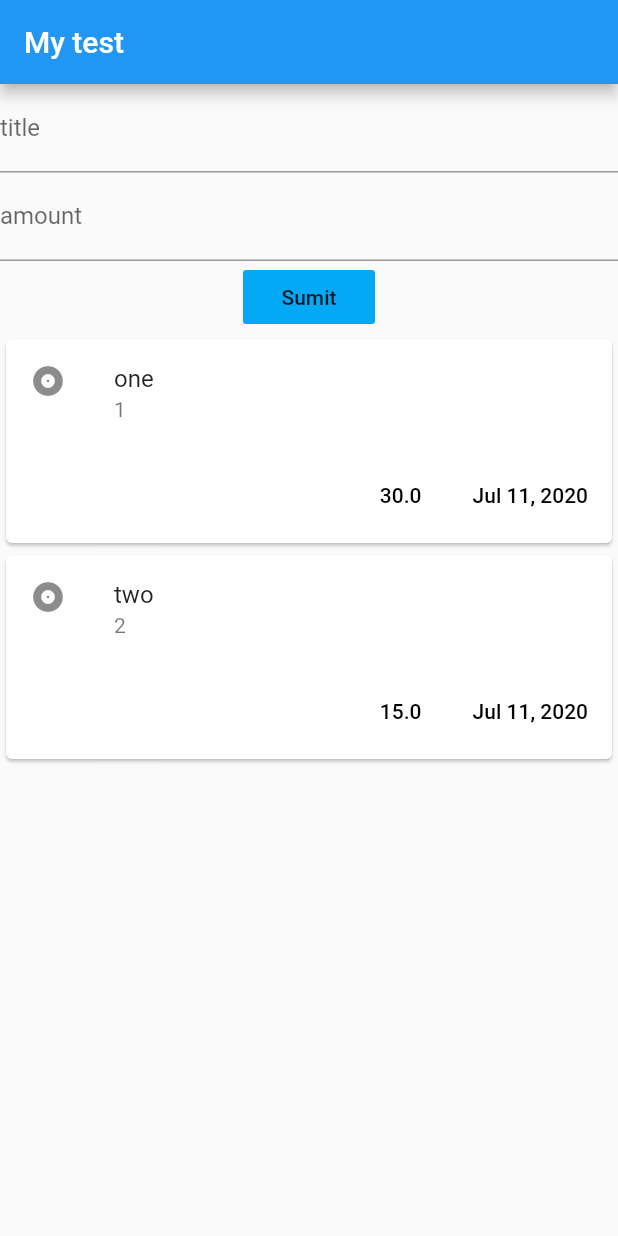
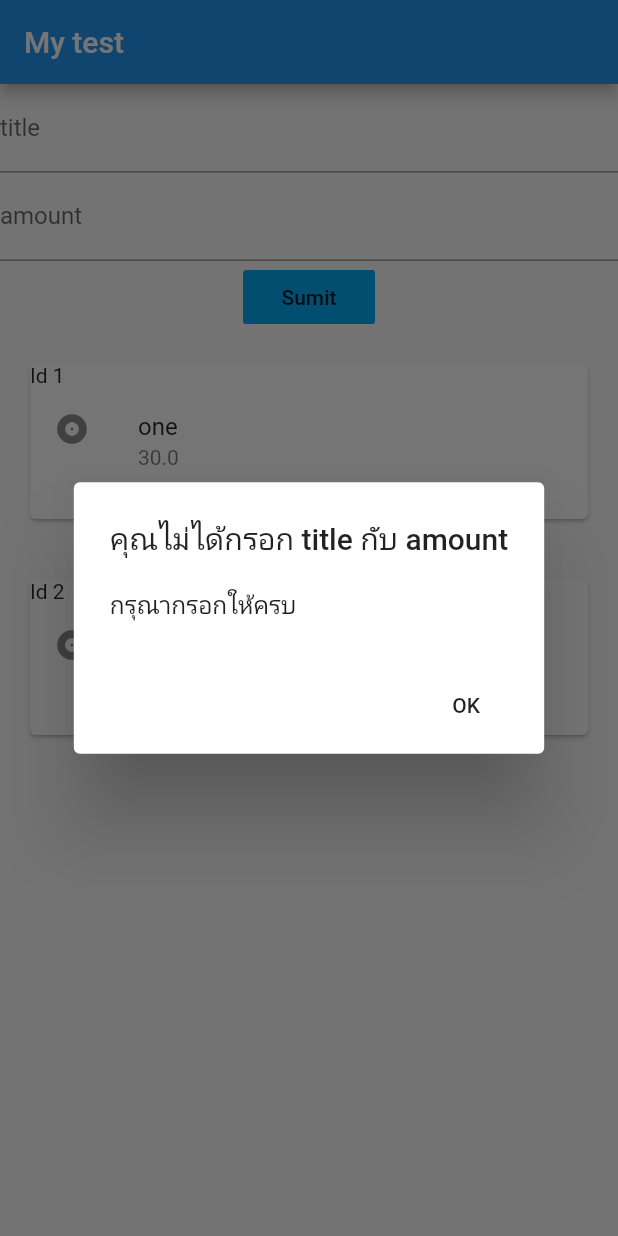
Before and after one commit to Playground-spk/start-dart, a Flutter app: the screen it shows after launch, after a tap on "Sumit", on a phone screen of 412 x 824 dp. Run offline on Flutter 3.47's test engine with Material 2 defaults, Android fonts, the phone set to English and light mode, and no system bars.

Commit message:
change content of homepage to stateful now can add new transaction to screen

```diff
--- a/Flutter/lab1/lib/main.dart
+++ b/Flutter/lab1/lib/main.dart
@@ -11,6 +11,99 @@ class MyApp extends StatelessWidget {
       home: MyHomePage(),
     );
   }
+}
+
+class ContentHomepage extends StatefulWidget {
+  _ContentHomepage createState() => _ContentHomepage();
+}
+
+class _ContentHomepage extends State<ContentHomepage> {
+  final List<Transaction> _transactions = [
+    Transaction(id: '1', title: 'one', amount: 30, date: DateTime.now()),
+    Transaction(id: '2', title: 'two', amount: 15, date: DateTime.now())
+  ];
+
+  void addTransaction(String title, double amount) {
+    setState(() {
+      _transactions.add(Transaction(
+          id: (_transactions.length + 1).toString(),
+          title: title,
+          amount: amount,
+          date: DateTime.now()));
+    });
+  }
+
+  Widget build(BuildContext context) {
+    return Column(
+      children: [
+        FormHomePage(addTransaction),
+        ..._transactions.map(
+          (tx) => Card(
+            margin: EdgeInsets.all(20),
+            child: Column(
+              mainAxisSize: MainAxisSize.min,
+              mainAxisAlignment: MainAxisAlignment.center,
+              crossAxisAlignment: CrossAxisAlignment.center,
+              children: <Widget>[
+                Row(
+                  mainAxisAlignment: MainAxisAlignment.start,
+                  children: <Widget>[
+                    Text('Id ' + tx.id),
+                  ],
+                ),
+                ListTile(
+                  leading: Icon(Icons.album),
+                  title: Text(tx.title),
+                  subtitle: Text(tx.amount.toString()),
+                ),
+                Text(DateFormat("dd-MM-yyyy").format(tx.date))
+              ],
+            ),
+          ),
+        )
+      ],
+    );
+  }
+}
+
+class FormHomePage extends StatelessWidget {
+  var amountcontroller = TextEditingController();
+  var titlecontroller = TextEditingController();
+
+  Function addtransaction;
+
+  void onClickSummit(context) {
+    String title = "สำเร็จ";
+    String message = "เรากำลังสร้าง บรรทึกใหม่ให้คุณ";
+
+    if (amountcontroller.text.length == 0 && titlecontroller.text.length == 0) {
+      title = "คุณไม่ได้กรอก title กับ amount";
+      message = 'กรุณากรอกให้ครบ';
+    } else {
+      addtransaction(titlecontroller.text, double.parse(amountcontroller.text));
+    }
+
+    showAlertDialog(context, title, message);
+  }
+
+  FormHomePage(this.addtransaction);
+
+  Widget build(BuildContext context) {
+    return Column(mainAxisAlignment: MainAxisAlignment.center, children: [
+      TextField(
+        decoration: InputDecoration(labelText: 'title'),
+        controller: titlecontroller,
+      ),
+      TextField(
+        keyboardType: TextInputType.number,
+        decoration: InputDecoration(labelText: 'amount'),
+        controller: amountcontroller,
+      ),
+      FlatButton(
+          color: Colors.lightBlue,
+          onPressed: () => {onClickSummit(context)},
+          child: Text('Sumit'))
+    ]);
   }
 
   showAlertDialog(BuildContext context, String title, String text) {
@@ -39,62 +132,16 @@ showAlertDialog(BuildContext context, String title, String text) {
       },
     );
   }
+}
 
 class MyHomePage extends StatelessWidget {
-  var amountcontroller = TextEditingController();
-  var titlecontroller = TextEditingController();
-
-  final List<Transaction> transactions = [
-    Transaction(id: '1', title: 'one', amount: 30, date: DateTime.now()),
-    Transaction(id: '2', title: 'two', amount: 15, date: DateTime.now())
-  ];
   Widget build(BuildContext context) {
     return Scaffold(
         appBar: AppBar(
           title: Text('My test'),
         ),
         body: SingleChildScrollView(
-          child: Column(mainAxisAlignment: MainAxisAlignment.center, children: [
-            TextField(
-              decoration: InputDecoration(labelText: 'title'),
-              controller: titlecontroller,
-            ),
-            TextField(
-              keyboardType: TextInputType.number,
-              decoration: InputDecoration(labelText: 'amount'),
-              controller: amountcontroller,
-            ),
-            FlatButton(
-                color: Colors.lightBlue,
-                onPressed: () => {print(amountcontroller)},
-                child: Text('Sumit')),
-            ...transactions.map((e) {
-              return Card(
-                child: Column(
-                  mainAxisSize: MainAxisSize.min,
-                  children: <Widget>[
-                    ListTile(
-                      leading: Icon(Icons.album),
-                      title: Text(e.title),
-                      subtitle: Text(e.id),
-                    ),
-                    ButtonBar(
-                      children: <Widget>[
-                        FlatButton(
-                          child: Text(e.amount.toString()),
-                          onPressed: () {/* ... */},
-                        ),
-                        FlatButton(
-                          child: Text(new DateFormat.yMMMd().format(e.date)),
-                          onPressed: () {/* ... */},
-                        ),
-                      ],
-                    ),
-                  ],
-                ),
-              );
-            }).toList()
-          ]),
+          child: ContentHomepage(),
         ));
   }
 }
```
Lines whose indentation alone changed are shown as unchanged.
